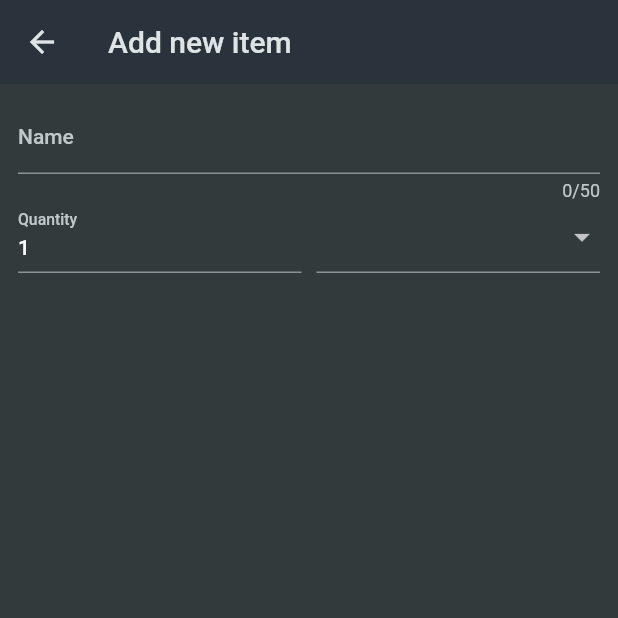
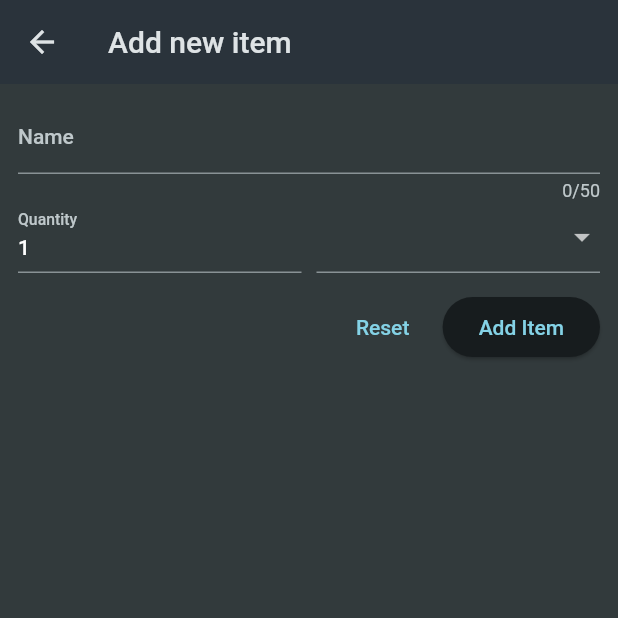
Before and after one commit to rinku-kr/flutter-shoppingList-app, a Flutter app: the NewItem screen opened directly, on a phone screen of 412 x 824 dp, the top half of it. Run offline on Flutter 3.47's test engine with Material 2 defaults, Android fonts, the phone set to English and light mode, and no system bars.

Commit message:
Adding buttoms to a form

```diff
--- a/lib/widgets/new_item.dart
+++ b/lib/widgets/new_item.dart
@@ -65,9 +65,24 @@ class _NewItem extends State<NewItem> {
                     ], onChanged: (value) {}),
                   ),
                 ],
+              ),
+              const SizedBox(
+                height: 12,
+              ),
+              Row(
+                mainAxisAlignment: MainAxisAlignment.end,
+                children: [
+                  TextButton(onPressed: () {}, child: const Text('Reset')),
+                  const SizedBox(
+                    width: 8,
+                  ),
+                  ElevatedButton(
+                      onPressed: () {}, child: const Text('Add Item'))
+                ],
               )
             ],
-        )),
+          ),
+        ),
       ),
     );
   }
```
Lines whose indentation alone changed are shown as unchanged.
